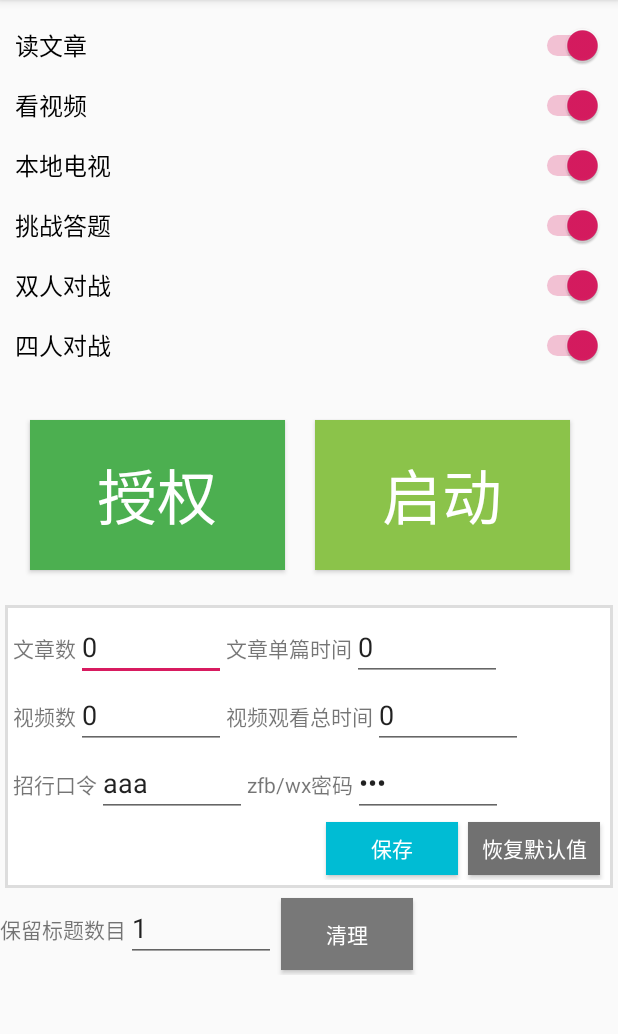
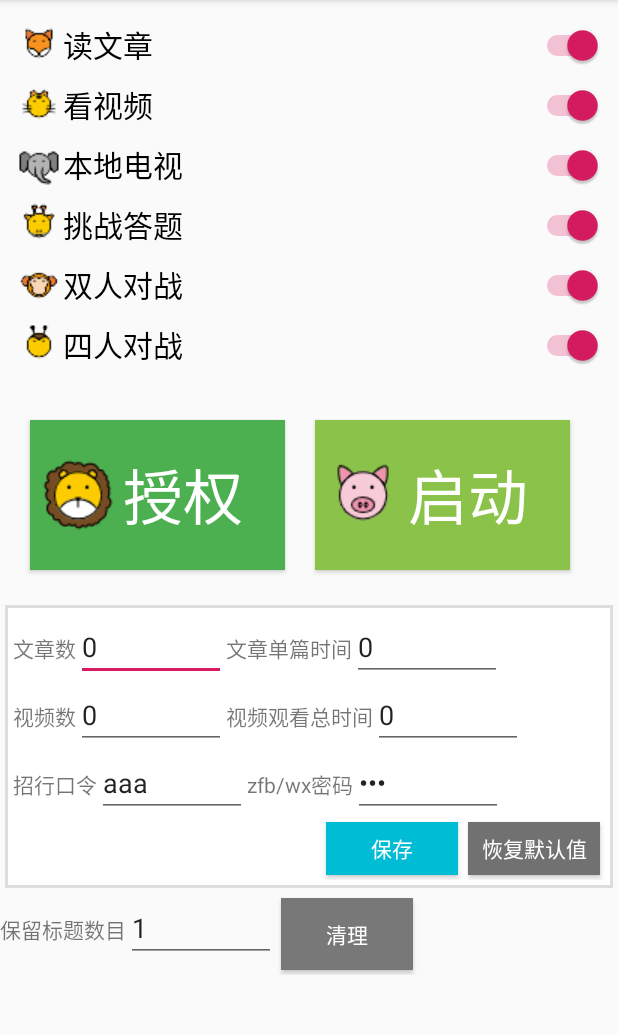
Before and after one commit to AaronGeist/CouponSpeeder, an Android app: the screen it shows after launch (MainActivity), on a phone screen of 412 x 824 dp, the part 84-1118 px from its top. Run offline under Robolectric (Android 15) with nearby library versions, the phone set to English and light mode, and no system bars.

Commit message:
change homepage style.

```diff
--- a/app/src/main/res/layout/activity_main.xml
+++ b/app/src/main/res/layout/activity_main.xml
@@ -20,13 +20,13 @@
             android:orientation="vertical"
             android:padding="10dp">
 
-
             <Switch
                 android:id="@+id/switchArticle"
                 android:layout_width="match_parent"
                 android:layout_height="40dp"
                 android:text="读文章"
-                android:textSize="16sp"
+                android:drawableLeft="@drawable/fox"
+                android:textSize="20sp"
                 tools:checked="true" />
 
             <Switch
@@ -35,7 +35,8 @@
                 android:layout_height="40dp"
                 android:checked="true"
                 android:text="看视频"
-                android:textSize="16sp" />
+                android:drawableLeft="@drawable/tiger"
+                android:textSize="20sp" />
 
             <Switch
                 android:id="@+id/switchTV"
@@ -43,7 +44,8 @@
                 android:layout_height="40dp"
                 android:checked="true"
                 android:text="本地电视"
-                android:textSize="16sp" />
+                android:drawableLeft="@drawable/elephant"
+                android:textSize="20sp" />
 
             <Switch
                 android:id="@+id/switchSingleQuiz"
@@ -51,7 +53,8 @@
                 android:layout_height="40dp"
                 android:checked="true"
                 android:text="挑战答题"
-                android:textSize="16sp" />
+                android:drawableLeft="@drawable/giraffle"
+                android:textSize="20sp" />
 
             <Switch
                 android:id="@+id/switchTwoPersonQuiz"
@@ -59,7 +62,8 @@
                 android:layout_height="40dp"
                 android:checked="true"
                 android:text="双人对战"
-                android:textSize="16sp" />
+                android:drawableLeft="@drawable/monkey"
+                android:textSize="20sp" />
 
             <Switch
                 android:id="@+id/switchFourPersonQuiz"
@@ -67,7 +71,8 @@
                 android:layout_height="40dp"
                 android:checked="true"
                 android:text="四人对战"
-                android:textSize="16sp" />
+                android:drawableLeft="@drawable/bee"
+                android:textSize="20sp" />
         </LinearLayout>
 
         <LinearLayout
@@ -82,8 +87,10 @@
                 android:layout_height="100dp"
                 android:layout_margin="10dp"
                 android:background="#4CAF50"
+                android:drawableLeft="@drawable/lion"
                 android:text="授权"
                 android:textColor="#FFFFFF"
+                android:drawablePadding="-30dp"
                 android:textSize="40sp" />
 
             <Button
@@ -92,8 +99,10 @@
                 android:layout_height="100dp"
                 android:layout_margin="10dp"
                 android:background="#8BC34A"
+                android:drawableLeft="@drawable/pig"
                 android:text="启动"
                 android:textColor="#FFFFFF"
+                android:drawablePadding="-30dp"
                 android:textSize="40sp" />
 
         </LinearLayout>
```
Also changed, not shown: app/src/main/res/drawable/bee.png (added), app/src/main/res/drawable/deer.png (added), app/src/main/res/drawable/elephant.png (added), app/src/main/res/drawable/fox.png (added), app/src/main/res/drawable/giraffle.png (added), app/src/main/res/drawable/lion.png (added), app/src/main/res/drawable/monkey.png (added), app/src/main/res/drawable/pig.png (added), app/src/main/res/drawable/rocket.png (added), app/src/main/res/drawable/tiger.png (added).
